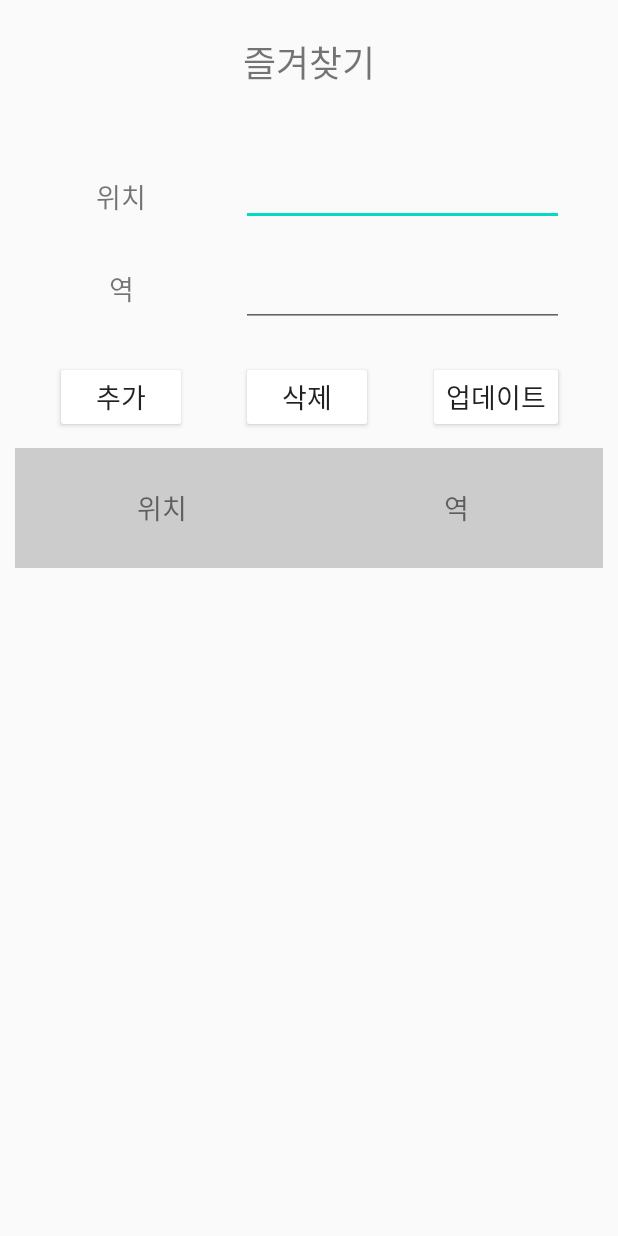
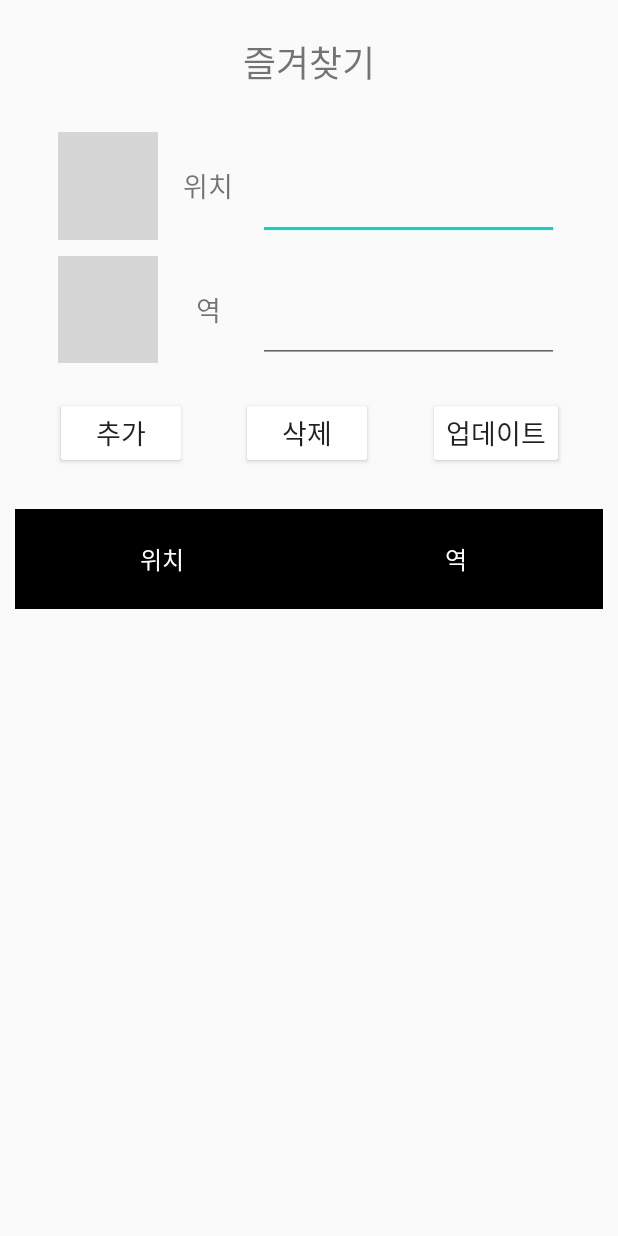
Before and after one commit to GY-Jeong/One-Touch-Subway, an Android app: the DBActivity screen opened directly, with no data from a screen before it, after a tap on "추가", on a phone screen of 412 x 824 dp. Run offline under Robolectric (Android 15) with nearby library versions, the phone set to English and light mode, and no system bars; grey boxes are pictures that could not be loaded.

Commit message:
UI개선, 첫차 / 막차 기능 추가

```diff
--- a/app/src/main/java/com/otsubway/odsay/DBhelper.kt
+++ b/app/src/main/java/com/otsubway/odsay/DBhelper.kt
@@ -141,7 +141,7 @@ class DBhelper(val context : Context) : SQLiteOpenHelper(context, DB_NAME, null,
             TableRow.LayoutParams.WRAP_CONTENT, count.toFloat())
         //행의 폭정보는 가중치로 결정
         tablerow.layoutParams = rowParam
-        val viewParm = TableRow.LayoutParams(0, 120, 1f)
+        val viewParm = TableRow.LayoutParams(0, 100, 1f)
         for(i in 0 until count) {
             val textView = TextView(activity)
             textView.layoutParams = viewParm
@@ -150,8 +150,9 @@ class DBhelper(val context : Context) : SQLiteOpenHelper(context, DB_NAME, null,
             } else {
                 textView.text = "역"
             }
-            textView.setBackgroundColor(Color.LTGRAY)
-            textView.textSize = 18.0f
+            textView.setBackgroundColor(Color.BLACK)
+            textView.setTextColor(Color.WHITE)
+            textView.textSize = 16.0f
             textView.gravity = Gravity.CENTER
             tablerow.addView(textView)
         }
@@ -173,7 +174,7 @@ class DBhelper(val context : Context) : SQLiteOpenHelper(context, DB_NAME, null,
                 val textView = TextView(activity)
                 textView.layoutParams = viewParm
                 textView.text = cursor.getString(i)
-                textView.textSize = 18.0f
+                textView.textSize = 16.0f
                 textView.gravity = Gravity.CENTER
                 textView.tag = i
                 row.addView(textView)
--- a/app/src/main/res/layout/activity_db.xml
+++ b/app/src/main/res/layout/activity_db.xml
@@ -17,17 +17,6 @@
         app:layout_constraintBottom_toTopOf="@+id/guideline5"
         app:layout_constraintTop_toTopOf="parent" />
 
-    <EditText
-        android:id="@+id/userlocationEdit"
-        android:layout_width="0dp"
-        android:layout_height="wrap_content"
-        android:layout_weight="3"
-        android:textSize="18sp"
-        app:layout_constraintBottom_toTopOf="@+id/stationEdit"
-        app:layout_constraintEnd_toEndOf="@+id/updateBtn"
-        app:layout_constraintStart_toStartOf="@+id/deleteBtn"
-        app:layout_constraintTop_toBottomOf="@+id/textView3" />
-
     <TableLayout
         android:id="@+id/tableLayout"
         android:layout_width="match_parent"
@@ -35,10 +24,20 @@
         android:layout_marginHorizontal="10dp"
         android:layout_marginVertical="10dp"
         android:layout_weight="6"
+        android:outlineProvider="bounds"
         app:layout_constraintBottom_toBottomOf="parent"
         app:layout_constraintEnd_toEndOf="parent"
         app:layout_constraintStart_toStartOf="parent"
-        app:layout_constraintTop_toBottomOf="@+id/deleteBtn" />
+        app:layout_constraintTop_toTopOf="@+id/guideline6">
+
+        <TableRow
+
+            />
+
+    </TableLayout>
+
+
+
 
     <androidx.constraintlayout.widget.Guideline
         android:id="@+id/guideline5"
@@ -52,7 +51,14 @@
         android:layout_width="wrap_content"
         android:layout_height="wrap_content"
         android:orientation="horizontal"
-        app:layout_constraintGuide_percent="0.35" />
+        app:layout_constraintGuide_percent="0.4" />
+
+    <androidx.constraintlayout.widget.Guideline
+        android:id="@+id/guideline11"
+        android:layout_width="wrap_content"
+        android:layout_height="wrap_content"
+        android:orientation="horizontal"
+        app:layout_constraintGuide_percent="0.3" />
 
     <Button
         android:id="@+id/updateBtn"
@@ -64,7 +70,8 @@
         app:layout_constraintBottom_toTopOf="@+id/guideline6"
         app:layout_constraintEnd_toEndOf="parent"
         app:layout_constraintHorizontal_bias="0.5"
-        app:layout_constraintStart_toEndOf="@+id/deleteBtn" />
+        app:layout_constraintStart_toEndOf="@+id/deleteBtn"
+        app:layout_constraintTop_toTopOf="@+id/guideline11" />
 
     <Button
         android:id="@+id/deleteBtn"
@@ -76,7 +83,8 @@
         app:layout_constraintBottom_toTopOf="@+id/guideline6"
         app:layout_constraintEnd_toStartOf="@+id/updateBtn"
         app:layout_constraintHorizontal_bias="0.5"
-        app:layout_constraintStart_toEndOf="@+id/insertBtn" />
+        app:layout_constraintStart_toEndOf="@+id/insertBtn"
+        app:layout_constraintTop_toTopOf="@+id/guideline11" />
 
     <Button
         android:id="@+id/insertBtn"
@@ -88,7 +96,33 @@
         app:layout_constraintBottom_toTopOf="@+id/guideline6"
         app:layout_constraintEnd_toStartOf="@+id/deleteBtn"
         app:layout_constraintHorizontal_bias="0.5"
-        app:layout_constraintStart_toStartOf="parent" />
+        app:layout_constraintStart_toStartOf="parent"
+        app:layout_constraintTop_toTopOf="@+id/guideline11" />
+
+    <LinearLayout
+        android:layout_width="0dp"
+        android:layout_height="0dp"
+        android:orientation="vertical"
+        app:layout_constraintBottom_toTopOf="@+id/guideline11"
+        app:layout_constraintEnd_toEndOf="parent"
+        app:layout_constraintStart_toStartOf="parent"
+        app:layout_constraintTop_toBottomOf="@+id/textView3">
+
+        <LinearLayout
+            android:layout_width="match_parent"
+            android:layout_height="match_parent"
+            android:layout_weight="1"
+            android:gravity="center"
+            android:orientation="horizontal"
+            android:padding="5dp"
+            android:weightSum="6">
+
+            <ImageView
+                android:id="@+id/imageView5"
+                android:layout_width="0dp"
+                android:layout_height="match_parent"
+                android:layout_weight="1"
+                app:srcCompat="@drawable/home_pin" />
 
             <TextView
                 android:id="@+id/textView7"
@@ -98,11 +132,31 @@
                 android:layout_weight="1"
                 android:gravity="center"
                 android:text="위치"
-        android:textSize="18sp"
-        app:layout_constraintBottom_toTopOf="@+id/textView4"
-        app:layout_constraintEnd_toEndOf="@+id/insertBtn"
-        app:layout_constraintStart_toStartOf="@+id/insertBtn"
-        app:layout_constraintTop_toTopOf="@+id/guideline5" />
+                android:textSize="18sp" />
+
+            <EditText
+                android:id="@+id/userlocationEdit"
+                android:layout_width="0dp"
+                android:layout_height="match_parent"
+                android:layout_weight="3"
+                android:textSize="18sp" />
+        </LinearLayout>
+
+        <LinearLayout
+            android:layout_width="match_parent"
+            android:layout_height="match_parent"
+            android:layout_weight="1"
+            android:gravity="center"
+            android:orientation="horizontal"
+            android:padding="5dp"
+            android:weightSum="6">
+
+            <ImageView
+                android:id="@+id/imageView6"
+                android:layout_width="0dp"
+                android:layout_height="match_parent"
+                android:layout_weight="1"
+                app:srcCompat="@drawable/station_pin" />
 
             <TextView
                 android:id="@+id/textView4"
@@ -112,22 +166,16 @@
                 android:layout_weight="1"
                 android:gravity="center"
                 android:text="역"
-        android:textSize="18sp"
-        app:layout_constraintBottom_toTopOf="@+id/insertBtn"
-        app:layout_constraintEnd_toEndOf="@+id/insertBtn"
-        app:layout_constraintStart_toStartOf="@+id/insertBtn"
-        app:layout_constraintTop_toBottomOf="@+id/textView7" />
+                android:textSize="18sp" />
 
             <AutoCompleteTextView
                 android:id="@+id/stationEdit"
                 android:layout_width="0dp"
-        android:layout_height="wrap_content"
+                android:layout_height="match_parent"
                 android:layout_weight="3"
                 android:completionThreshold="2"
-        android:textSize="18sp"
-        app:layout_constraintBottom_toTopOf="@+id/updateBtn"
-        app:layout_constraintEnd_toEndOf="@+id/updateBtn"
-        app:layout_constraintStart_toStartOf="@+id/deleteBtn"
-        app:layout_constraintTop_toBottomOf="@+id/userlocationEdit" />
+                android:textSize="18sp" />
+        </LinearLayout>
+    </LinearLayout>
 
 </androidx.constraintlayout.widget.ConstraintLayout>
--- a/app/src/main/res/layout/activity_main.xml
+++ b/app/src/main/res/layout/activity_main.xml
@@ -39,7 +39,7 @@
                 android:layout_weight="2"
                 android:background="@android:color/transparent"
                 android:scaleType="fitCenter"
-                app:srcCompat="@drawable/plus" />
+                app:srcCompat="@drawable/star" />
 
             <TextView
                 android:id="@+id/textView5"
@@ -100,7 +100,7 @@
         android:layout_weight="2.5"
         android:adjustViewBounds="true"
         android:background="@android:color/transparent"
-        android:padding="30sp"
+        android:padding="20sp"
         android:scaleType="fitCenter"
         app:srcCompat="@drawable/mic" />
 
--- a/app/src/main/res/layout/station_info.xml
+++ b/app/src/main/res/layout/station_info.xml
@@ -35,7 +35,11 @@
         android:layout_weight="3.5"
         android:gravity="center"
         android:maxLines="1"
-        android:text="시청역"
+        android:paddingStart="5dp"
+        android:paddingTop="5dp"
+        android:paddingEnd="5dp"
+        android:paddingBottom="5dp"
+        android:text="4.19민주묘지역"
         android:textSize="28sp"
         app:autoSizeMaxTextSize="28sp"
         app:autoSizeTextType="uniform" />
--- a/app/src/main/res/values/styles.xml
+++ b/app/src/main/res/values/styles.xml
@@ -8,7 +8,7 @@
         <item name="colorAccent">@color/colorAccent</item>
         <item name="windowActionBar">false</item>
         <item name="windowNoTitle">true</item>
-        <item name="android:fontFamily">@font/seoul_hanriver</item>
+        <!-- <item name="android:fontFamily">@font/seoul_hanriver</item> -->
         <item name="android:windowLightStatusBar">false</item>
     </style>
 
```
Also changed, not shown: app/src/main/AndroidManifest.xml (+8 -2 lines), app/src/main/java/com/otsubway/odsay/InfoActivity.kt (+0 -8 lines), app/src/main/java/com/otsubway/odsay/MainActivity.kt (+56 -31 lines), app/src/main/java/com/otsubway/odsay/odsayActivity.kt (+68 -43 lines), app/src/main/res/layout/activity_info.xml (+31 -14 lines), app/src/main/res/layout/activity_odsay.xml (+49 -33 lines), app/src/main/res/drawable/bar.png (deleted), app/src/main/res/drawable/info.png (deleted). Lines whose indentation alone changed are shown as unchanged.
